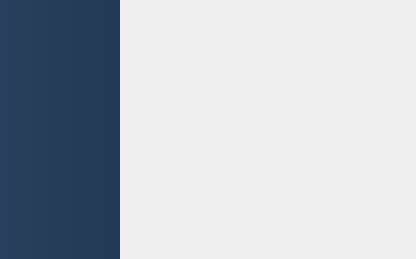
Before: the Qt Designer form VideoPlayer/fileshandle/FilesTrans.ui in huizhang556/pc-video-player, drawn with Qt 5.
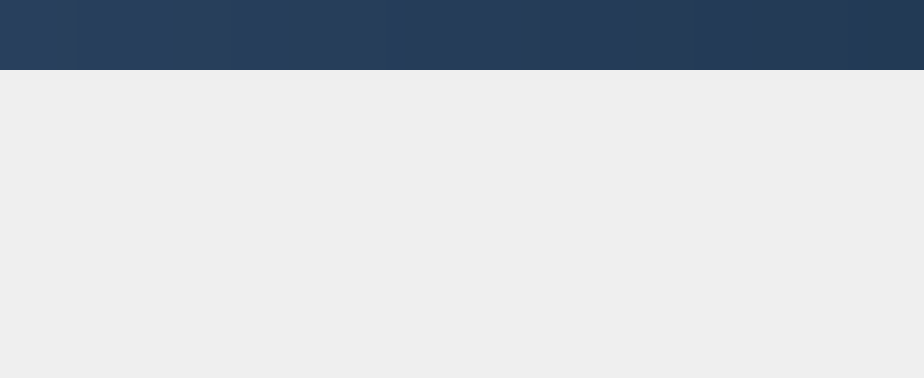
After: the same form once the commit is applied.

What changed in the file:
```diff
--- a/VideoPlayer/fileshandle/FilesTrans.ui
+++ b/VideoPlayer/fileshandle/FilesTrans.ui
@@ -6,8 +6,8 @@
    <rect>
     <x>0</x>
     <y>0</y>
-    <width>416</width>
-    <height>259</height>
+    <width>924</width>
+    <height>378</height>
    </rect>
   </property>
   <property name="windowTitle">
@@ -30,19 +30,17 @@
     <number>0</number>
    </property>
    <item>
-    <layout class="QHBoxLayout" name="horizontalLayout">
-     <item>
       <widget class="QListWidget" name="listWidget_trans">
        <property name="minimumSize">
         <size>
-         <width>120</width>
-         <height>0</height>
+       <width>0</width>
+       <height>70</height>
         </size>
        </property>
        <property name="maximumSize">
         <size>
-         <width>120</width>
-         <height>16777215</height>
+       <width>16777215</width>
+       <height>70</height>
         </size>
        </property>
        <property name="styleSheet">
@@ -91,8 +89,6 @@
 }</string>
        </property>
       </widget>
-     </item>
-    </layout>
    </item>
   </layout>
  </widget>
```
Lines whose indentation alone changed are shown as unchanged.
